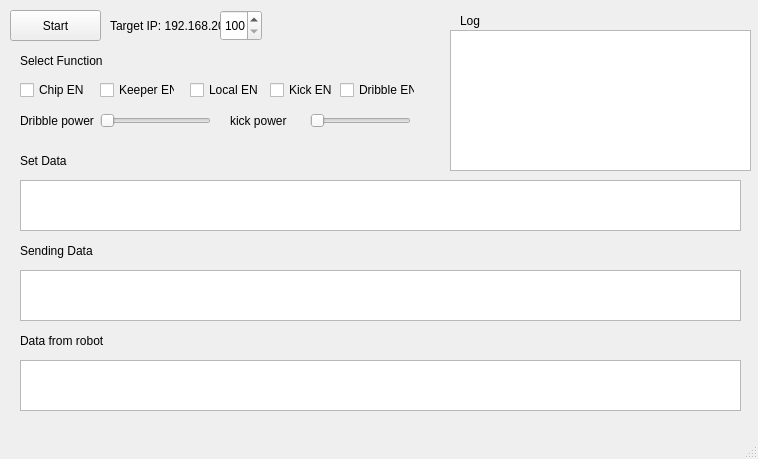
Above: Qt Communication Tester/Qt_Communication_Tester/qt_communication_tester.ui from ibis-ssl/GUI_Qt before the change. Below: the same form after it.
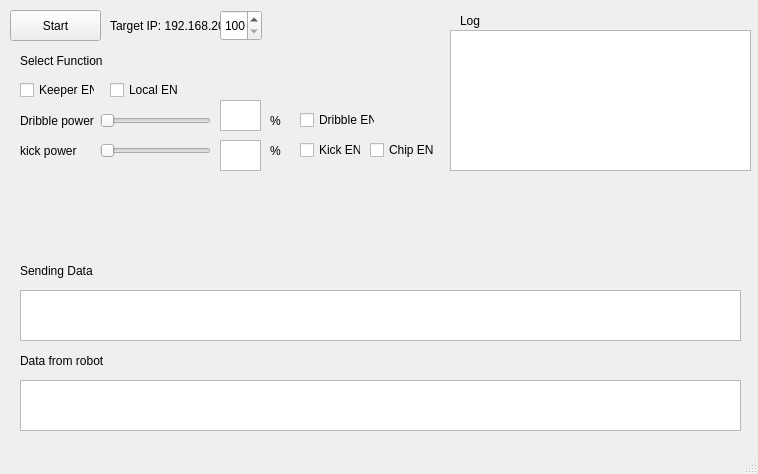
That is the form after the change.

The edit to the form file:
```diff
--- a/Qt Communication Tester/Qt_Communication_Tester/qt_communication_tester.ui
+++ b/Qt Communication Tester/Qt_Communication_Tester/qt_communication_tester.ui
@@ -7,7 +7,7 @@
     <x>0</x>
     <y>0</y>
     <width>758</width>
-    <height>459</height>
+    <height>474</height>
    </rect>
   </property>
   <property name="windowTitle">
@@ -43,8 +43,8 @@
    <widget class="QCheckBox" name="chipEN">
     <property name="geometry">
      <rect>
-      <x>20</x>
-      <y>80</y>
+      <x>370</x>
+      <y>140</y>
       <width>75</width>
       <height>20</height>
      </rect>
@@ -56,7 +56,7 @@
    <widget class="QCheckBox" name="keeperEN">
     <property name="geometry">
      <rect>
-      <x>100</x>
+      <x>20</x>
       <y>80</y>
       <width>75</width>
       <height>20</height>
@@ -67,9 +67,12 @@
     </property>
    </widget>
    <widget class="QCheckBox" name="localEN">
+    <property name="enabled">
+     <bool>true</bool>
+    </property>
     <property name="geometry">
      <rect>
-      <x>190</x>
+      <x>110</x>
       <y>80</y>
       <width>75</width>
       <height>20</height>
@@ -92,21 +95,11 @@
      <string>Select Function</string>
     </property>
    </widget>
-   <widget class="QTextBrowser" name="setdata">
-    <property name="geometry">
-     <rect>
-      <x>20</x>
-      <y>180</y>
-      <width>721</width>
-      <height>51</height>
-     </rect>
-    </property>
-   </widget>
    <widget class="QTextBrowser" name="sendingdata">
     <property name="geometry">
      <rect>
       <x>20</x>
-      <y>270</y>
+      <y>290</y>
       <width>721</width>
       <height>51</height>
      </rect>
@@ -116,7 +109,7 @@
     <property name="geometry">
      <rect>
       <x>20</x>
-      <y>240</y>
+      <y>260</y>
       <width>111</width>
       <height>21</height>
      </rect>
@@ -125,24 +118,11 @@
      <string>Sending Data</string>
     </property>
    </widget>
-   <widget class="QLabel" name="label_4">
-    <property name="geometry">
-     <rect>
-      <x>20</x>
-      <y>150</y>
-      <width>111</width>
-      <height>21</height>
-     </rect>
-    </property>
-    <property name="text">
-     <string>Set Data</string>
-    </property>
-   </widget>
    <widget class="QTextBrowser" name="data_from_robot">
     <property name="geometry">
      <rect>
       <x>20</x>
-      <y>360</y>
+      <y>380</y>
       <width>721</width>
       <height>51</height>
      </rect>
@@ -152,7 +132,7 @@
     <property name="geometry">
      <rect>
       <x>20</x>
-      <y>330</y>
+      <y>350</y>
       <width>111</width>
       <height>21</height>
      </rect>
@@ -204,13 +184,13 @@
     <property name="geometry">
      <rect>
       <x>100</x>
-      <y>110</y>
+      <y>140</y>
       <width>111</width>
       <height>22</height>
      </rect>
     </property>
     <property name="maximum">
-     <number>100</number>
+     <number>20</number>
     </property>
     <property name="orientation">
      <enum>Qt::Horizontal</enum>
@@ -232,14 +212,14 @@
    <widget class="QSlider" name="drible_power">
     <property name="geometry">
      <rect>
-      <x>310</x>
+      <x>100</x>
       <y>110</y>
-      <width>101</width>
-      <height>22</height>
+      <width>111</width>
+      <height>21</height>
      </rect>
     </property>
     <property name="maximum">
-     <number>100</number>
+     <number>20</number>
     </property>
     <property name="orientation">
      <enum>Qt::Horizontal</enum>
@@ -248,8 +228,8 @@
    <widget class="QLabel" name="label_8">
     <property name="geometry">
      <rect>
-      <x>230</x>
-      <y>110</y>
+      <x>20</x>
+      <y>140</y>
       <width>71</width>
       <height>21</height>
      </rect>
@@ -261,9 +241,9 @@
    <widget class="QCheckBox" name="kick_EN">
     <property name="geometry">
      <rect>
-      <x>270</x>
-      <y>80</y>
-      <width>75</width>
+      <x>300</x>
+      <y>140</y>
+      <width>61</width>
       <height>20</height>
      </rect>
     </property>
@@ -274,8 +254,8 @@
    <widget class="QCheckBox" name="dribble_EN">
     <property name="geometry">
      <rect>
-      <x>340</x>
-      <y>80</y>
+      <x>300</x>
+      <y>110</y>
       <width>75</width>
       <height>20</height>
      </rect>
@@ -284,6 +264,52 @@
      <string>Dribble EN</string>
     </property>
    </widget>
+   <widget class="QTextBrowser" name="show_dribble_power">
+    <property name="geometry">
+     <rect>
+      <x>220</x>
+      <y>100</y>
+      <width>41</width>
+      <height>31</height>
+     </rect>
+    </property>
+   </widget>
+   <widget class="QTextBrowser" name="show_kick_power">
+    <property name="geometry">
+     <rect>
+      <x>220</x>
+      <y>140</y>
+      <width>41</width>
+      <height>31</height>
+     </rect>
+    </property>
+   </widget>
+   <widget class="QLabel" name="label_9">
+    <property name="geometry">
+     <rect>
+      <x>270</x>
+      <y>110</y>
+      <width>21</width>
+      <height>21</height>
+     </rect>
+    </property>
+    <property name="text">
+     <string>%</string>
+    </property>
+   </widget>
+   <widget class="QLabel" name="label_10">
+    <property name="geometry">
+     <rect>
+      <x>270</x>
+      <y>140</y>
+      <width>21</width>
+      <height>21</height>
+     </rect>
+    </property>
+    <property name="text">
+     <string>%</string>
+    </property>
+   </widget>
   </widget>
   <widget class="QMenuBar" name="menubar">
    <property name="geometry">
```
Left out of the diff: 2 changed lines with no effect on the pictures.
